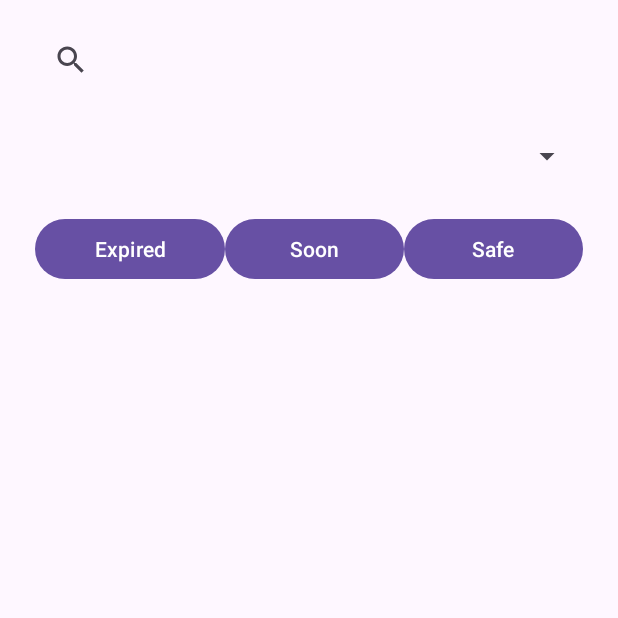
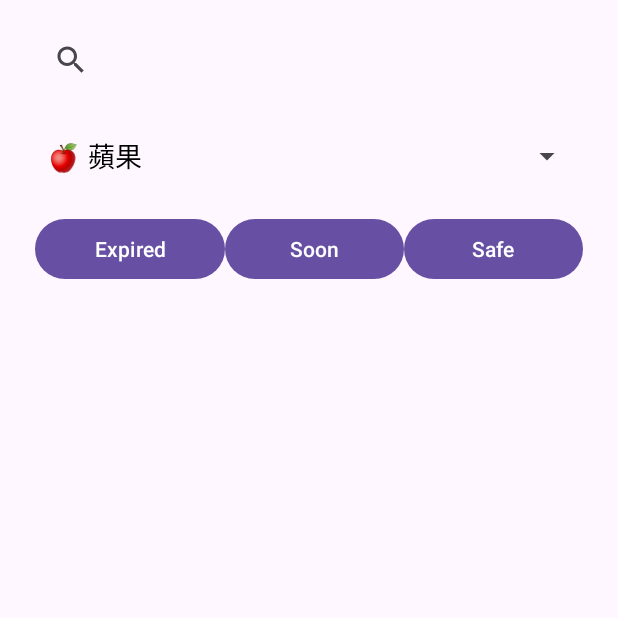
Before and after one commit to Jacq0104/ExpirationTracker-Java, an Android app: the screen it shows after launch (MainActivity), on a phone screen of 412 x 824 dp, the top half of it. Run offline under Robolectric (Android 15) with nearby library versions, the phone set to English and light mode, and no system bars.

Commit message:
layout-Evan

```diff
--- a/app/src/main/java/com/example/expirationtracker_java/MainActivity.java
+++ b/app/src/main/java/com/example/expirationtracker_java/MainActivity.java
@@ -1,12 +1,17 @@
 package com.example.expirationtracker_java;
 
 import android.os.Bundle;
+import android.widget.ArrayAdapter;
+import android.widget.Spinner;
 
 import androidx.activity.EdgeToEdge;
 import androidx.appcompat.app.AppCompatActivity;
 import androidx.core.graphics.Insets;
 import androidx.core.view.ViewCompat;
 import androidx.core.view.WindowInsetsCompat;
+
+import java.util.Arrays;
+import java.util.List;
 
 public class MainActivity extends AppCompatActivity {
 
@@ -15,10 +20,35 @@ public class MainActivity extends AppCompatActivity {
         super.onCreate(savedInstanceState);
         EdgeToEdge.enable(this);
         setContentView(R.layout.activity_main);
+
+        // 🔹 保留原本視窗邊距設定
         ViewCompat.setOnApplyWindowInsetsListener(findViewById(R.id.main), (v, insets) -> {
             Insets systemBars = insets.getInsets(WindowInsetsCompat.Type.systemBars());
             v.setPadding(systemBars.left, systemBars.top, systemBars.right, systemBars.bottom);
             return insets;
         });
+
+        // ------------------------------
+        // 👇 從這裡開始是 Spinner 的部分
+        // ------------------------------
+
+        // 1️⃣ 找到 Spinner 元件 (要確定 activity_main.xml 裡有 <Spinner android:id="@+id/mySpinner"/> )
+        Spinner spinner = findViewById(R.id.spinner);
+
+        // 2️⃣ 建立靜態資料清單
+        List<String> itemList = Arrays.asList("🍎 蘋果", "🍌 香蕉", "🍇 葡萄", "🍉 西瓜");
+
+        // 3️⃣ 建立 ArrayAdapter 並指定自訂的 layout (spinner_item.xml)
+        ArrayAdapter<String> adapter = new ArrayAdapter<>(
+                this,
+                R.layout.spinner_item,  // 自訂每個項目的顯示樣式
+                itemList
+        );
+
+        // 4️⃣ 設定下拉選單展開時的樣式（可以改成 R.layout.spinner_item 也行）
+        adapter.setDropDownViewResource(android.R.layout.simple_spinner_dropdown_item);
+
+        // 5️⃣ 將 adapter 套用到 spinner
+        spinner.setAdapter(adapter);
     }
 }
--- a/app/src/main/res/layout/activity_main.xml
+++ b/app/src/main/res/layout/activity_main.xml
@@ -68,9 +68,10 @@
     <androidx.recyclerview.widget.RecyclerView
         android:layout_width="365dp"
         android:layout_height="500dp"
-        android:layout_marginBottom="24dp"
+        android:layout_marginBottom="16dp"
         app:layout_constraintBottom_toBottomOf="parent"
         app:layout_constraintEnd_toEndOf="parent"
+        app:layout_constraintHorizontal_bias="0.519"
         app:layout_constraintStart_toStartOf="parent" />
 
 </androidx.constraintlayout.widget.ConstraintLayout>
--- /dev/null
+++ b/app/src/main/res/layout/spinner_item.xml
@@ -0,0 +1,9 @@
+ <!-- res/layout/spinner_item.xml -->
+<TextView xmlns:android="http://schemas.android.com/apk/res/android"
+android:id="@+id/textView"
+android:layout_width="match_parent"
+android:layout_height="wrap_content"
+android:padding="8dp"
+android:textSize="18sp"
+android:textColor="@android:color/black"
+android:gravity="center_vertical" />
```
